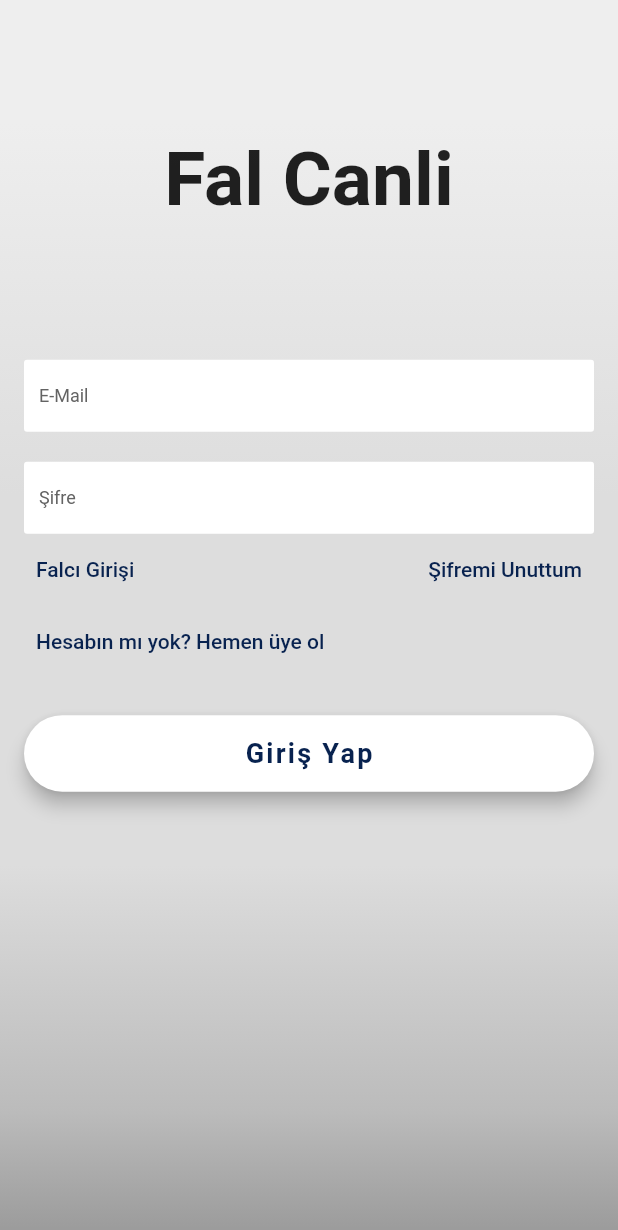
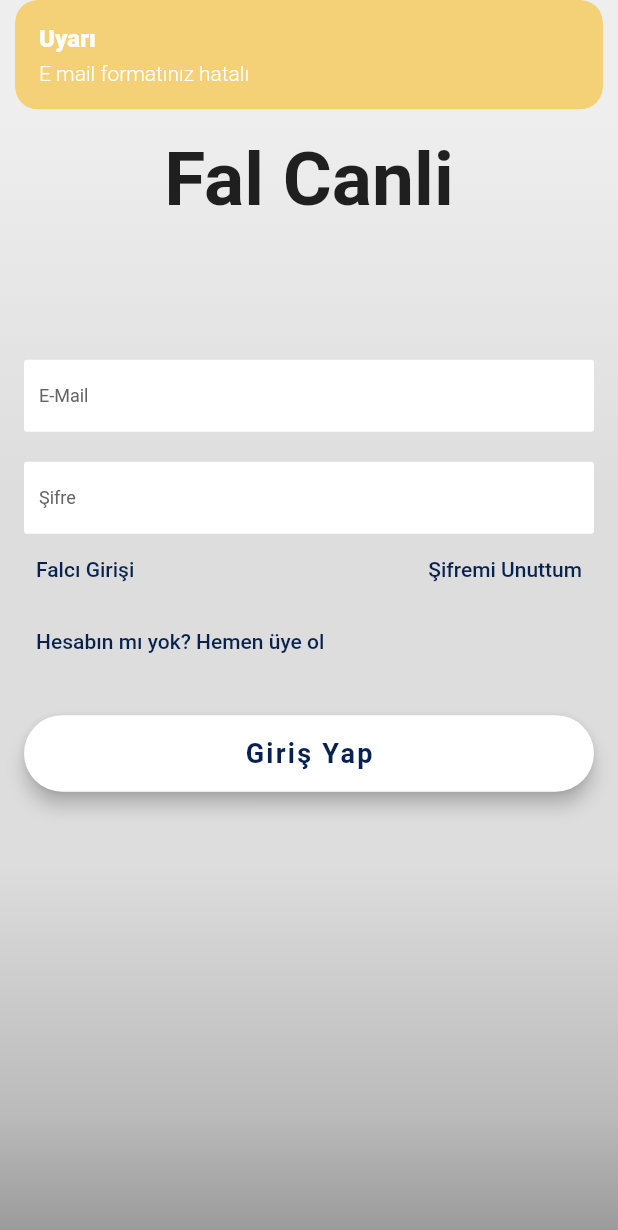
Before and after one commit to tahiruzelli/FalCanli-Mobile, a Flutter app: the screen it shows after launch, after a tap on "Giriş Yap", on a phone screen of 412 x 824 dp. Shown: the top 1230 px of the screen. Run offline on Flutter 3.47's test engine with Material 2 defaults, Android fonts, the light colour scheme and no system bars; our stand-ins replace get, get_storage; Roboto replaces fonts that are missing (OpenSans).

Commit message:
user structure done

```diff
--- a/lib/Controllers/UserControllers/LoginController/user_login_controller.dart
+++ b/lib/Controllers/UserControllers/LoginController/user_login_controller.dart
@@ -1,4 +1,6 @@
+import 'package:falcanli/Globals/Widgets/custom_snackbar.dart';
 import 'package:falcanli/View/FortunerViews/LoginView/fortuner_login_view.dart';
+import 'package:falcanli/View/UserViews/MainView/user_main_view.dart';
 import 'package:falcanli/View/UserViews/RegisterView/user_register_view.dart';
 import 'package:flutter/material.dart';
 import 'package:get/get.dart';
@@ -6,6 +8,8 @@ import 'package:get/get.dart';
 class UserLoginController extends GetxController {
   TextEditingController emailController = TextEditingController();
   TextEditingController passwordController = TextEditingController();
+
+  RxBool isLoginLoading = false.obs;
 
   void onFortunerLoginButtonPressed() {
     emailController.clear();
@@ -18,4 +22,18 @@ class UserLoginController extends GetxController {
     passwordController.clear();
     Get.to(UserRegisterView());
   }
+
+  void onLoginButtonPressed() {
+    if (!GetUtils.isEmail(emailController.text)) {
+      warningSnackBar("E mail formatınız hatalı");
+    } else if (passwordController.text.length < 8) {
+      warningSnackBar("Şifreniz 8 karakterden küçük olamaz");
+    } else {
+      isLoginLoading.value = true;
+      Future.delayed(const Duration(seconds: 2), () {
+        isLoginLoading.value = false;
+        Get.offAll(UserMainView());
+      });
+    }
+  }
 }
--- a/lib/View/UserViews/LoginView/user_login_view.dart
+++ b/lib/View/UserViews/LoginView/user_login_view.dart
@@ -31,7 +31,10 @@ class UserLoginView extends StatelessWidget {
                         "E-Mail", userLoginController.emailController),
                     const SizedBox(height: 20),
                     CustomTextField(
-                        "Şifre", userLoginController.passwordController),
+                      "Şifre",
+                      userLoginController.passwordController,
+                      obscureText: true,
+                    ),
                     Row(
                       mainAxisAlignment: MainAxisAlignment.spaceBetween,
                       children: [
@@ -84,15 +87,18 @@ class UserLoginView extends StatelessWidget {
       width: double.infinity,
       child: RaisedButton(
           elevation: 5.0,
-        onPressed: () {},
+          onPressed: () => userLoginController.onLoginButtonPressed(),
           padding: EdgeInsets.all(15.0),
           shape: RoundedRectangleBorder(
             borderRadius: BorderRadius.circular(30.0),
           ),
           color: Colors.white,
-        child: const Text(
-          'Giriş Yap',
-          style: TextStyle(
+          child: Obx(
+            () => Text(
+              userLoginController.isLoginLoading.value
+                  ? "Yükleniyor..."
+                  : 'Giriş Yap',
+              style: const TextStyle(
                 color: mainColor,
                 letterSpacing: 1.5,
                 fontSize: 18.0,
@@ -100,7 +106,7 @@ class UserLoginView extends StatelessWidget {
                 fontFamily: 'OpenSans',
               ),
             ),
-      ),
+          )),
     );
   }
 }
```
Also changed, not shown: lib/Controllers/UserControllers/RegisterController/user_register_controller.dart (+9 -0 lines), lib/Controllers/UserControllers/user_main_controller.dart (added, +31 -0 lines), lib/View/UserViews/FortunersView/fortuner_detail_view.dart (added, +8 -0 lines), lib/View/UserViews/FortunersView/fortuner_list_view.dart (added, +8 -0 lines), lib/View/UserViews/GetCreditView/get_credit_view.dart (added, +8 -0 lines), lib/View/UserViews/MainView/user_main_view.dart (+48 -1 lines), lib/View/UserViews/ProfileView/user_profile_view.dart (added, +8 -0 lines), lib/View/UserViews/RegisterView/register_complete_view.dart (added, +16 -0 lines), lib/View/UserViews/RegisterView/user_register_view.dart (+8 -3 lines). Lines whose indentation alone changed are shown as unchanged.
